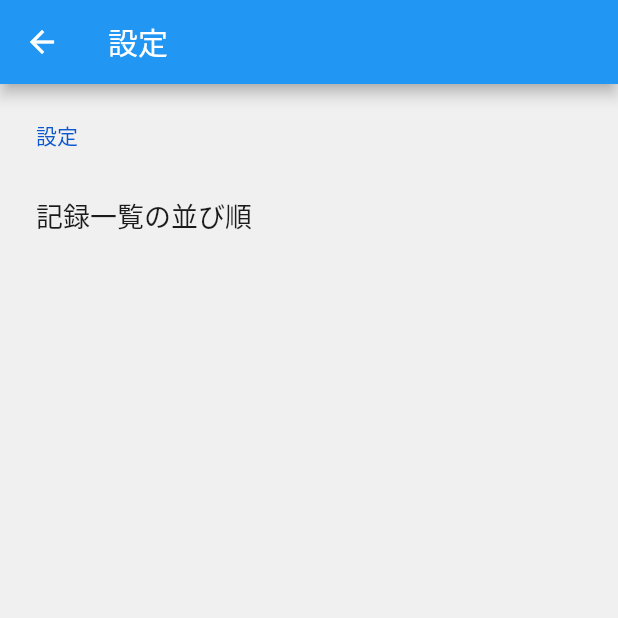
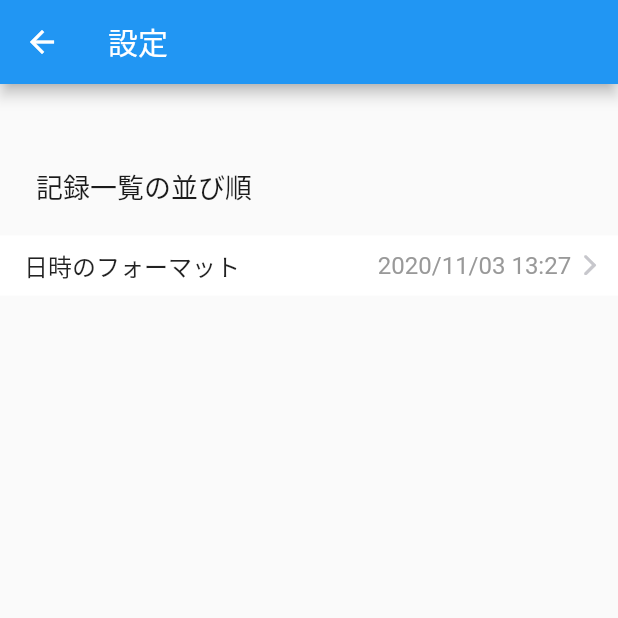
Before and after one commit to operando/timestamp_logs, a Flutter app: the screen it shows after launch, after a tap on the "settings" icon, on a phone screen of 412 x 824 dp, the top half of it. Run offline on Flutter 3.47's test engine with Material 2 defaults, Android fonts, the phone set to English and light mode, and no system bars; drawn by our look-alikes of settings_ui; our stand-ins replace fluttertoast, moor_flutter, shared_preferences; missing offline and left inert: simple_logger; generated files the repository leaves out were written again.

Commit message:
Add date format setting

```diff
--- a/lib/pages/settings.dart
+++ b/lib/pages/settings.dart
@@ -1,5 +1,6 @@
 import 'package:flutter/cupertino.dart';
 import 'package:flutter/material.dart';
+import 'package:intl/intl.dart';
 import 'package:settings_ui/settings_ui.dart';
 import 'package:shared_preferences/shared_preferences.dart';
 
@@ -11,28 +12,75 @@ class SettingsPage extends StatefulWidget {
 }
 
 class _SettingsState extends State<SettingsPage> {
+  DateTime sampleDateTime = DateTime.parse('2020-11-03 13:27:00');
+  String dateFormat;
+
+  @override
+  void initState() {
+    super.initState();
+    _loadDateFormat();
+  }
+
+  Future<void> _loadDateFormat() async {
+    SharedPreferences prefs = await SharedPreferences.getInstance();
+    setState(() {
+      dateFormat = prefs.getString('date_format') ?? 'yyyy/MM/dd HH:mm';
+    });
+  }
+
   @override
   Widget build(BuildContext context) {
     return Scaffold(
         appBar: AppBar(
           title: Text('設定'),
         ),
-      body: SettingsList(
-        sections: [
-          SettingsSection(
-            title: '設定',
-            tiles: [
-              SettingsTile(
+        body: Column(
+          children: [
+            Padding(
+              padding: EdgeInsets.only(top: 36),
+              child: SettingsTile(
                 title: '記録一覧の並び順',
                 onTap: () {
                   _showSortOrderSelectDialog();
                 },
               ),
-            ],
+            ),
+            Container(
+              color: Colors.white,
+              padding: EdgeInsets.fromLTRB(16, 8, 8, 8),
+              child: GestureDetector(
+                onTap: () {
+                  _showDateFormatSelectDialog();
+                },
+                child: Row(
+                  children: [
+                    Expanded(
+                      child: Text(
+                        "日時のフォーマット",
+                        style: TextStyle(fontSize: 16),
+                      ),
+                    ),
+                    Text(
+                      DateFormat(dateFormat).format(sampleDateTime),
+                      style: TextStyle(fontSize: 16, color: Color(0xFF999999)),
+                    ),
+                    Padding(
+                      padding: const EdgeInsets.only(
+                        top: 0.5,
+                        left: 2.25,
+                      ),
+                      child: Icon(
+                        CupertinoIcons.forward,
+                        color: Color(0xFFC7C7CC),
+                        size: 21.0,
+                      ),
                     ),
                   ],
                 ),
-    );
+              ),
+            )
+          ],
+        ));
   }
 
   Future<void> _showSortOrderSelectDialog() async {
@@ -67,4 +115,51 @@ class _SettingsState extends State<SettingsPage> {
         break;
     }
   }
+
+  Future<void> _showDateFormatSelectDialog() async {
+    switch (await showDialog<int>(
+        context: context,
+        builder: (BuildContext context) {
+          return SimpleDialog(
+            title: const Text('日時のフォーマット'),
+            children: <Widget>[
+              SimpleDialogOption(
+                onPressed: () {
+                  Navigator.pop(context, 0);
+                },
+                child:
+                    Text(DateFormat('yyyy/MM/dd HH:mm').format(sampleDateTime)),
+              ),
+              SimpleDialogOption(
+                onPressed: () {
+                  Navigator.pop(context, 1);
+                },
+                child:
+                    Text(DateFormat('yyyy-MM-dd HH:mm').format(sampleDateTime)),
+              ),
+              SimpleDialogOption(
+                onPressed: () {
+                  Navigator.pop(context, 2);
+                },
+                child: Text(
+                    DateFormat('yyyy年MM月dd HH時mm分').format(sampleDateTime)),
+              ),
+            ],
+          );
+        })) {
+      case 0:
+        SharedPreferences prefs = await SharedPreferences.getInstance();
+        prefs.setString('date_format', 'yyyy/MM/dd HH:mm');
+        break;
+      case 1:
+        SharedPreferences prefs = await SharedPreferences.getInstance();
+        prefs.setString('date_format', 'yyyy-MM-dd HH:mm');
+        break;
+      case 2:
+        SharedPreferences prefs = await SharedPreferences.getInstance();
+        prefs.setString('date_format', 'yyyy年MM月dd HH時mm分');
+        break;
     }
+    _loadDateFormat();
+  }
+}
```
Lines whose indentation alone changed are shown as unchanged.
